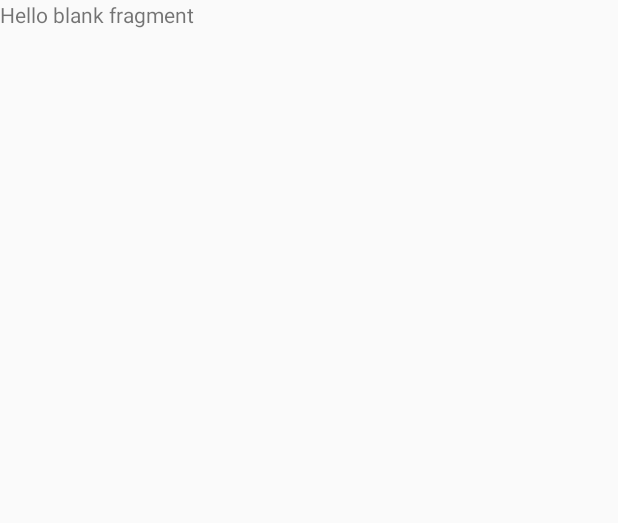
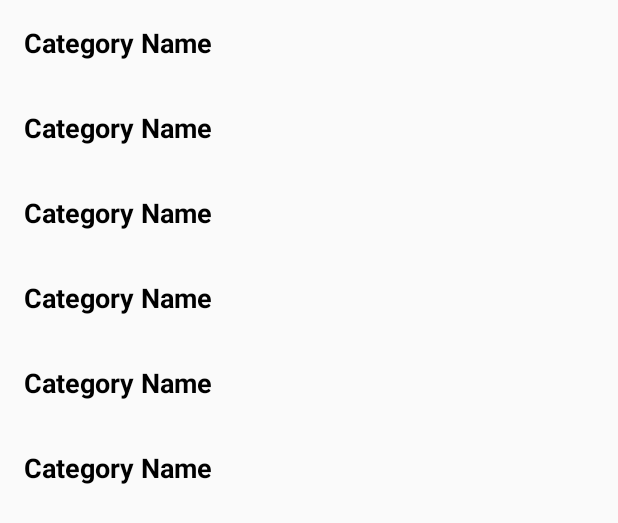
Before and after one commit to khushigaba/newsApp, an Android app: the layout fragment_category.xml on its own in the app's theme, with its tools: preview values and no code run, on a phone screen of 412 x 824 dp. Shown: the top 523 px of the screen. Run offline under Robolectric (Android 15) with nearby library versions, the phone set to English and light mode, and no system bars.

```diff
--- a/app/src/main/res/layout/fragment_category.xml
+++ b/app/src/main/res/layout/fragment_category.xml
@@ -1,14 +1,15 @@
 <?xml version="1.0" encoding="utf-8"?>
-<FrameLayout xmlns:android="http://schemas.android.com/apk/res/android"
+<LinearLayout xmlns:android="http://schemas.android.com/apk/res/android"
     xmlns:tools="http://schemas.android.com/tools"
     android:layout_width="match_parent"
     android:layout_height="match_parent"
-    tools:context=".ui.category.CategoryFragment">
+    android:orientation="vertical">
 
-    <!-- TODO: Update blank fragment layout -->
-    <TextView
+    <androidx.recyclerview.widget.RecyclerView
+        android:id="@+id/newsCategoryRecyclerView"
         android:layout_width="match_parent"
-        android:layout_height="match_parent"
-        android:text="@string/hello_blank_fragment" />
+        android:layout_height="wrap_content"
+        tools:itemCount="10"
+        tools:listitem="@layout/item_news_category" />
 
-</FrameLayout>
+</LinearLayout>
--- /dev/null
+++ b/app/src/main/res/layout/item_news_category.xml
@@ -0,0 +1,20 @@
+<?xml version="1.0" encoding="utf-8"?>
+<LinearLayout xmlns:android="http://schemas.android.com/apk/res/android"
+    android:layout_width="match_parent"
+    android:layout_height="wrap_content"
+    xmlns:tools="http://schemas.android.com/tools"
+    android:padding="16dp"
+    android:orientation="vertical"
+    android:background="?attr/selectableItemBackground"
+    android:clickable="true"
+    android:focusable="true">
+
+    <TextView
+        android:id="@+id/tvCategoryName"
+        android:layout_width="wrap_content"
+        android:layout_height="wrap_content"
+        android:textSize="18sp"
+        android:textStyle="bold"
+        tools:text="Category Name"
+        android:textColor="@android:color/black"/>
+</LinearLayout>
```
Also changed, not shown: app/src/main/res/layout/fragment_view_news_list.xml (added, +20 -0 lines), app/src/main/res/navigation/mobile_navigation.xml (+10 -1 lines).
